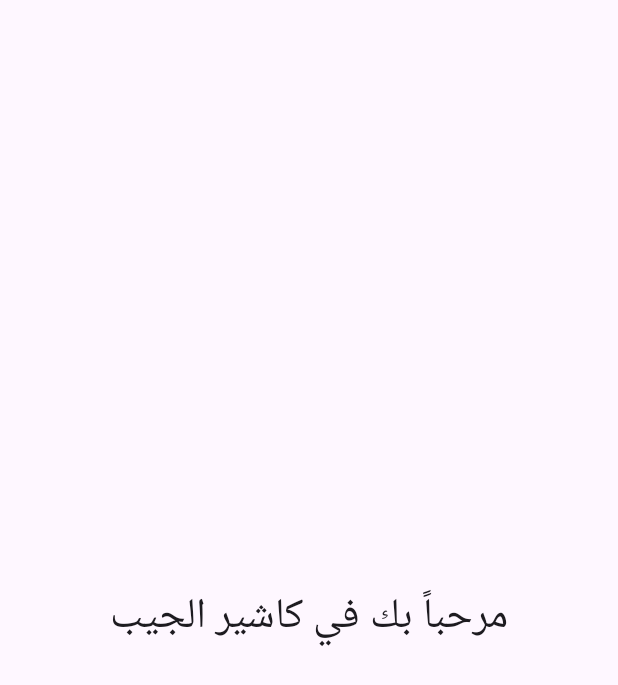
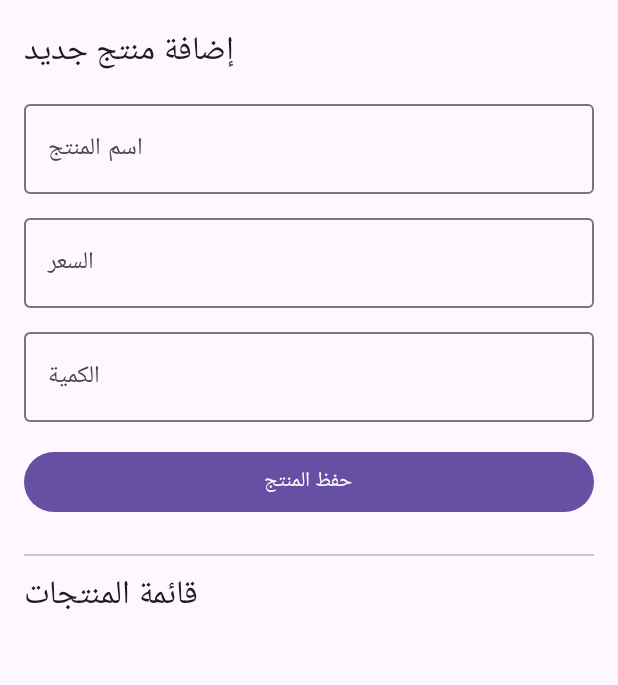
Before and after one commit to bb3174472-cloud/PocketCashier, an Android app built with Jetpack Compose: the screen it shows after launch (MainActivity), on a phone screen of 412 x 824 dp. Shown: the top 685 px of the screen. Run offline under Robolectric (Android 15) with nearby library versions, the phone set to English and light mode, and no system bars; our stand-ins replace Room's generated code.

Commit message:
Batch 2: Add Room Database, Product Entity, DAO, and Compose UI

```diff
--- a/app/build.gradle.kts
+++ b/app/build.gradle.kts
@@ -1,6 +1,7 @@
 plugins {
     id("com.android.application")
     id("org.jetbrains.kotlin.android")
+    id("org.jetbrains.kotlin.kapt")
 }
 
 android {
@@ -44,4 +45,9 @@ dependencies {
     implementation("androidx.compose.material3:material3")
     implementation("androidx.compose.ui:ui-tooling-preview")
     debugImplementation("androidx.compose.ui:ui-tooling")
+
+    // Room Database
+    implementation("androidx.room:room-runtime:2.6.1")
+    implementation("androidx.room:room-ktx:2.6.1")
+    kapt("androidx.room:room-compiler:2.6.1")
 }
--- a/app/src/main/java/com/pocketcashier/MainActivity.kt
+++ b/app/src/main/java/com/pocketcashier/MainActivity.kt
@@ -3,22 +3,111 @@ package com.pocketcashier
 import android.os.Bundle
 import androidx.activity.ComponentActivity
 import androidx.activity.compose.setContent
-import androidx.compose.foundation.layout.Box
-import androidx.compose.foundation.layout.fillMaxSize
-import androidx.compose.material3.MaterialTheme
-import androidx.compose.material3.Surface
-import androidx.compose.material3.Text
+import androidx.compose.foundation.layout.*
+import androidx.compose.foundation.lazy.LazyColumn
+import androidx.compose.foundation.lazy.items
+import androidx.compose.material3.*
+import androidx.compose.runtime.*
 import androidx.compose.ui.Alignment
 import androidx.compose.ui.Modifier
+import androidx.compose.ui.unit.dp
+import com.pocketcashier.data.AppDatabase
+import com.pocketcashier.data.Product
+import kotlinx.coroutines.launch
 
 class MainActivity : ComponentActivity() {
     override fun onCreate(savedInstanceState: Bundle?) {
         super.onCreate(savedInstanceState)
+
+        // تهيئة قاعدة البيانات
+        val db = AppDatabase.getDatabase(this)
+        val dao = db.productDao()
+
         setContent {
             MaterialTheme {
                 Surface(modifier = Modifier.fillMaxSize()) {
-                    Box(modifier = Modifier.fillMaxSize(), contentAlignment = Alignment.Center) {
-                        Text(text = "مرحباً بك في كاشير الجيب", style = MaterialTheme.typography.headlineMedium)
+                    ProductScreen(dao)
+                }
+            }
+        }
+    }
+}
+
+@OptIn(ExperimentalMaterial3Api::class)
+@Composable
+fun ProductScreen(dao: com.pocketcashier.data.ProductDao) {
+    val scope = rememberCoroutineScope()
+    var name by remember { mutableStateOf("") }
+    var price by remember { mutableStateOf("") }
+    var quantity by remember { mutableStateOf("") }
+
+    // جلب المنتجات من قاعدة البيانات
+    val products by dao.getAllProducts().collectAsState(initial = emptyList())
+
+    Column(modifier = Modifier.padding(16.dp).fillMaxSize()) {
+        Text("إضافة منتج جديد", style = MaterialTheme.typography.titleLarge)
+        Spacer(modifier = Modifier.height(8.dp))
+
+        OutlinedTextField(
+            value = name,
+            onValueChange = { name = it },
+            label = { Text("اسم المنتج") },
+            modifier = Modifier.fillMaxWidth()
+        )
+        Spacer(modifier = Modifier.height(8.dp))
+
+        OutlinedTextField(
+            value = price,
+            onValueChange = { price = it },
+            label = { Text("السعر") },
+            modifier = Modifier.fillMaxWidth()
+        )
+        Spacer(modifier = Modifier.height(8.dp))
+
+        OutlinedTextField(
+            value = quantity,
+            onValueChange = { quantity = it },
+            label = { Text("الكمية") },
+            modifier = Modifier.fillMaxWidth()
+        )
+        Spacer(modifier = Modifier.height(16.dp))
+
+        Button(
+            onClick = {
+                if (name.isNotBlank() && price.isNotBlank() && quantity.isNotBlank()) {
+                    val newProduct = Product(
+                        name = name,
+                        price = price.toDoubleOrNull() ?: 0.0,
+                        quantity = quantity.toIntOrNull() ?: 0
+                    )
+                    scope.launch {
+                        dao.insert(newProduct)
+                        name = ""
+                        price = ""
+                        quantity = ""
+                    }
+                }
+            },
+            modifier = Modifier.fillMaxWidth()
+        ) {
+            Text("حفظ المنتج")
+        }
+
+        Spacer(modifier = Modifier.height(24.dp))
+        Divider()
+        Spacer(modifier = Modifier.height(8.dp))
+
+        Text("قائمة المنتجات", style = MaterialTheme.typography.titleLarge)
+
+        LazyColumn(modifier = Modifier.fillMaxWidth().weight(1f)) {
+            items(products) { product ->
+                Card(
+                    modifier = Modifier.fillMaxWidth().padding(vertical = 4.dp),
+                    elevation = CardDefaults.cardElevation(defaultElevation = 2.dp)
+                ) {
+                    Column(modifier = Modifier.padding(16.dp)) {
+                        Text(text = product.name, style = MaterialTheme.typography.titleMedium)
+                        Text(text = "السعر: ${product.price} | الكمية: ${product.quantity}", style = MaterialTheme.typography.bodyMedium)
                     }
                 }
             }
--- /dev/null
+++ b/app/src/main/java/com/pocketcashier/data/AppDatabase.kt
@@ -0,0 +1,28 @@
+package com.pocketcashier.data
+
+import android.content.Context
+import androidx.room.Database
+import androidx.room.Room
+import androidx.room.RoomDatabase
+
+@Database(entities = [Product::class], version = 1, exportSchema = false)
+abstract class AppDatabase : RoomDatabase() {
+    abstract fun productDao(): ProductDao
+
+    companion object {
+        @Volatile
+        private var INSTANCE: AppDatabase? = null
+
+        fun getDatabase(context: Context): AppDatabase {
+            return INSTANCE ?: synchronized(this) {
+                val instance = Room.databaseBuilder(
+                    context.applicationContext,
+                    AppDatabase::class.java,
+                    "pocket_cashier_db"
+                ).build()
+                INSTANCE = instance
+                instance
+            }
+        }
+    }
+}
--- /dev/null
+++ b/app/src/main/java/com/pocketcashier/data/Product.kt
@@ -0,0 +1,12 @@
+package com.pocketcashier.data
+
+import androidx.room.Entity
+import androidx.room.PrimaryKey
+
+@Entity(tableName = "products")
+data class Product(
+    @PrimaryKey(autoGenerate = true) val id: Int = 0,
+    val name: String,
+    val price: Double,
+    val quantity: Int
+)
--- /dev/null
+++ b/app/src/main/java/com/pocketcashier/data/ProductDao.kt
@@ -0,0 +1,15 @@
+package com.pocketcashier.data
+
+import androidx.room.Dao
+import androidx.room.Insert
+import androidx.room.Query
+import kotlinx.coroutines.flow.Flow
+
+@Dao
+interface ProductDao {
+    @Insert
+    suspend fun insert(product: Product)
+
+    @Query("SELECT * FROM products ORDER BY id DESC")
+    fun getAllProducts(): Flow<List<Product>>
+}
```
